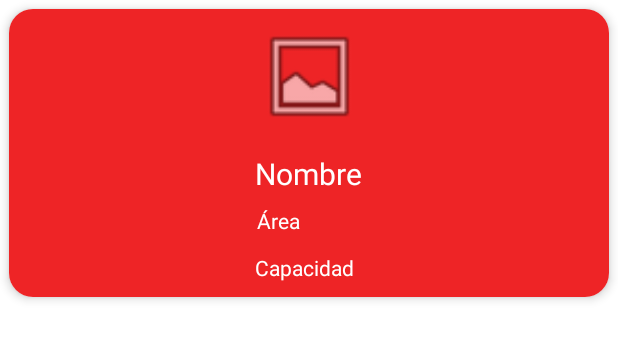
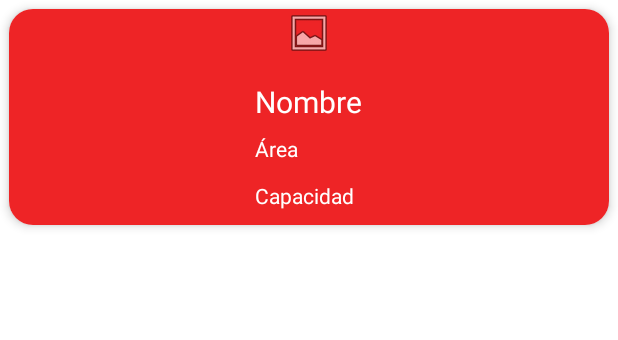
Before and after one commit to s3v268/metropolis-app, an Android app: the layout item_espacios.xml on its own in the app's theme, with its tools: preview values and no code run, on a phone screen of 412 x 824 dp. Shown: the top 340 px of the screen. Run offline under Robolectric (Android 15) with nearby library versions, the phone set to English and light mode, and no system bars; network calls fail.

Commit message:
Arreglar la imagen en el item del recycler

```diff
--- a/app/src/main/java/com/example/metropolis_app/models/Espacio.kt
+++ b/app/src/main/java/com/example/metropolis_app/models/Espacio.kt
@@ -10,5 +10,6 @@ data class Espacio(
     var capacidad: Int = 0,
     var disponibilidad: Boolean = false,
     var id: Int = 0,
-    var nombre: String = ""
+    var nombre: String = "",
+    var imagen_url: String = ""
 ): Parcelable
--- a/app/src/main/java/com/example/metropolis_app/server/ApiConnection.kt
+++ b/app/src/main/java/com/example/metropolis_app/server/ApiConnection.kt
@@ -13,8 +13,8 @@ object ApiConnection {
             .addInterceptor(this)
             // Agregar el interceptor de autenticación
             .addInterceptor { chain ->
-                val request = chain.request().newBuilder() //Token CRUD Abdellah: BocA8RrpqfAd38lq4oEdAYeK1qIAkn5MhIZ5Xzmv
-                    .header("Authorization", "Bearer " + "BocA8RrpqfAd38lq4oEdAYeK1qIAkn5MhIZ5Xzmv") //ingresar token de autenticación valido
+                val request = chain.request().newBuilder() //Token CRUD Abdellah: ENi0FNrWWvZpaojRxmSVcYfIlPMtxWrlJqp3Y9Nu
+                    .header("Authorization", "Bearer " + "ENi0FNrWWvZpaojRxmSVcYfIlPMtxWrlJqp3Y9Nu") //ingresar token de autenticación valido
                     .build()
                 chain.proceed(request)
             }
--- a/app/src/main/res/layout/item_espacios.xml
+++ b/app/src/main/res/layout/item_espacios.xml
@@ -12,12 +12,12 @@
         android:layout_width="match_parent"
         android:layout_height="wrap_content"
         android:background="@color/primary_color"
-        android:padding="10dp">
+        android:paddingBottom="10dp">
 
         <ImageView
             android:id="@+id/imgEspacio"
-            android:layout_width="71dp"
-            android:layout_height="70dp"
+            android:layout_width="wrap_content"
+            android:layout_height="wrap_content"
             app:layout_constraintEnd_toEndOf="parent"
             app:layout_constraintStart_toStartOf="parent"
             app:layout_constraintTop_toTopOf="parent"
```
Also changed, not shown: app/src/main/java/com/example/metropolis_app/espacios/EspaciosViewHolder.kt (+16 -1 lines).
